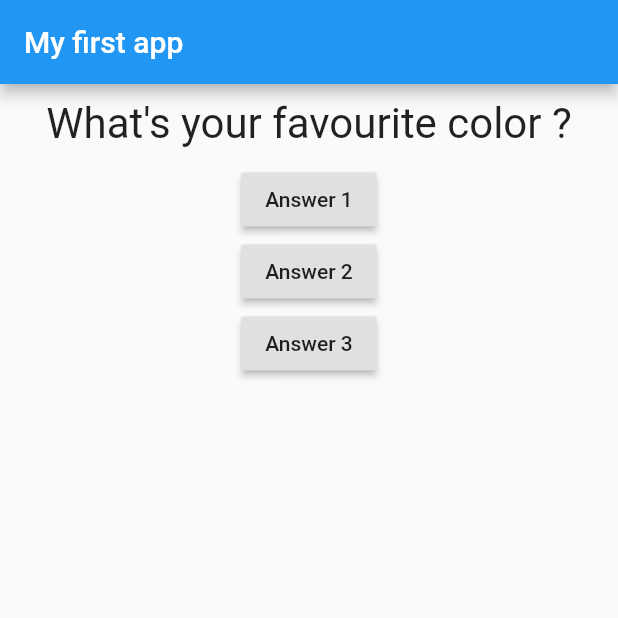
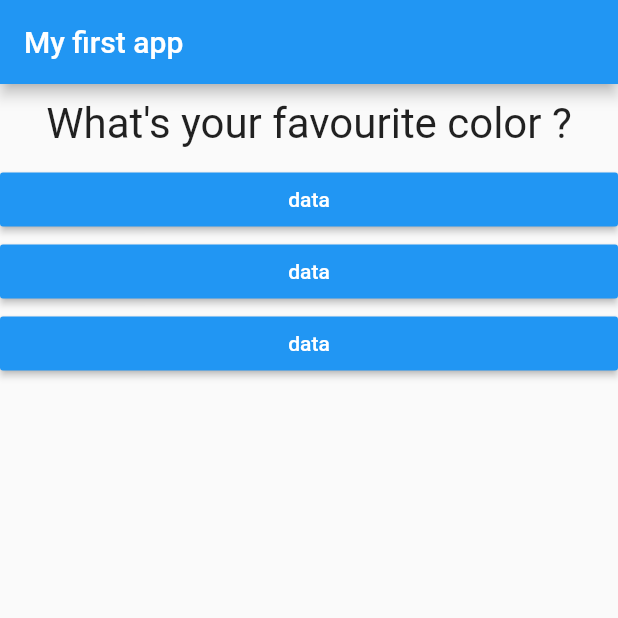
Before and after one commit to NirbhayVashisht/Quiz-App-Flutter, a Flutter app: the screen it shows after launch, on a phone screen of 412 x 824 dp, the top half of it. Run offline on Flutter 3.47's test engine with Material 2 defaults, Android fonts, the phone set to English and light mode, and no system bars.

Commit message:
created answer.dart and formatted the main

```diff
--- /dev/null
+++ b/lib/answer.dart
@@ -0,0 +1,21 @@
+import 'package:flutter/material.dart';
+
+class Answer extends StatelessWidget {
+
+  final Function selectHandler;
+
+  Answer(this.selectHandler);
+
+  @override
+  Widget build(BuildContext context) {
+    return Container(
+      width: double.infinity,
+      child: RaisedButton(
+        color: Colors.blue,
+        textColor: Colors.white,
+        child: Text('data'),
+        onPressed: selectHandler,
+      ),
+    );
+  }
+}
--- a/lib/main.dart
+++ b/lib/main.dart
@@ -1,6 +1,7 @@
 import 'package:flutter/material.dart';
 
 import './question.dart';
+import './answer.dart';
 
 void main() => runApp(MyApp());
 
@@ -39,18 +40,9 @@ class _MyAppState extends State<MyApp> {
         body: Column(
           children: [
             Question(questions[_questionIndex]),
-            RaisedButton(
-              child: Text('Answer 1'),
-              onPressed: _answerQuestion,
-            ),
-            RaisedButton(
-              child: Text('Answer 2'),
-              onPressed: _answerQuestion,
-            ),
-            RaisedButton(
-              child: Text('Answer 3'),
-              onPressed: _answerQuestion,
-            ),
+            Answer(_answerQuestion),
+            Answer(_answerQuestion),
+            Answer(_answerQuestion),
           ],
         ),
       ),
```
